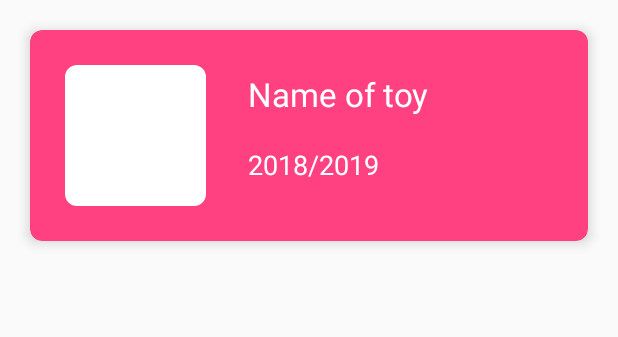
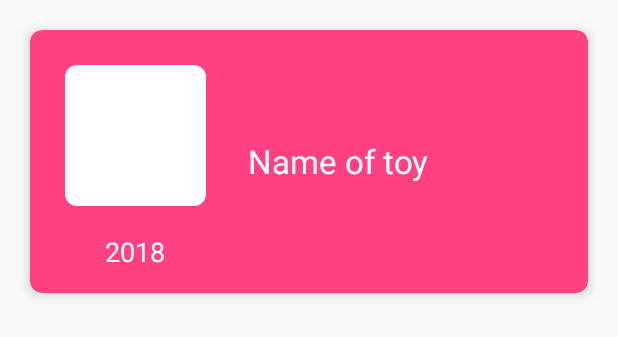
Before and after one commit to NataliiaPrivezentseva/XmasToys, an Android app: the layout item_cardview_toy.xml on its own in the app's theme, with its tools: preview values and no code run, on a phone screen of 412 x 824 dp. Shown: the top 337 px of the screen. Run offline under Robolectric (Android 15) with nearby library versions, the phone set to English and light mode, and no system bars.

Commit message:
Change designe of cards in order to show multiline names of toys

```diff
--- a/app/src/main/res/layout/item_cardview_toy.xml
+++ b/app/src/main/res/layout/item_cardview_toy.xml
@@ -21,14 +21,18 @@
 
     <!--todo extract dimens resources-->
 
-    <LinearLayout
-        xmlns:android="http://schemas.android.com/apk/res/android"
+    <LinearLayout xmlns:android="http://schemas.android.com/apk/res/android"
         xmlns:tools="http://schemas.android.com/tools"
         android:layout_width="match_parent"
-        android:layout_height="match_parent"
+        android:layout_height="wrap_content"
         android:orientation="horizontal">
 
+        <RelativeLayout
+            android:layout_width="110dp"
+            android:layout_height="match_parent">
+
             <FrameLayout
+                android:id="@+id/image_frame"
                 android:layout_width="wrap_content"
                 android:layout_height="wrap_content">
 
@@ -36,46 +40,42 @@
                     android:id="@+id/toy_picture_image_view"
                     android:layout_width="@dimen/gridView_imageSide"
                     android:layout_height="@dimen/gridView_imageSide"
+                    android:layout_gravity="center"
+                    android:background="@color/colorTextIcons"
                     android:scaleType="centerCrop"
-                tools:ignore="contentDescription"
-                android:background="@color/colorTextIcons"
-                android:layout_gravity="center"/>
+                    tools:ignore="contentDescription" />
 
                 <ImageView
                     android:layout_width="110dp"
                     android:layout_height="110dp"
+                    android:layout_gravity="center"
                     android:src="@drawable/frame"
-                tools:ignore="contentDescription"
-                android:layout_gravity="center"/>
+                    tools:ignore="contentDescription" />
 
             </FrameLayout>
-
-        <RelativeLayout
-            android:layout_width="match_parent"
-            android:layout_height="100dp"
-            android:orientation="vertical"
-            android:layout_marginStart="@dimen/viewMargin"
-            android:gravity="center_vertical">
-
-            <TextView
-                android:id="@+id/toy_name_text_view"
-                android:layout_width="wrap_content"
-                android:layout_height="wrap_content"
-                tools:text="Name of toy"
-                android:textColor="@color/colorTextIcons"
-                android:textSize="@dimen/bigTextSize" />
 
             <TextView
                 android:id="@+id/toy_year_text_view"
                 android:layout_width="wrap_content"
                 android:layout_height="wrap_content"
-                android:layout_below="@+id/toy_name_text_view"
-                android:layout_marginTop="@dimen/viewMargin"
-                tools:text="2018/2019"
+                android:layout_below="@id/image_frame"
+                android:layout_marginTop="10dp"
+                android:layout_centerHorizontal="true"
                 android:textColor="@color/colorTextIcons"
-                android:textSize="@dimen/normalTextSize" />
+                android:textSize="@dimen/normalTextSize"
+                tools:text="2018" />
 
         </RelativeLayout>
+
+        <TextView
+            android:id="@+id/toy_name_text_view"
+            android:gravity="center_vertical"
+            android:layout_marginStart="@dimen/viewMargin"
+            android:layout_width="wrap_content"
+            android:layout_height="match_parent"
+            android:textColor="@color/colorTextIcons"
+            android:textSize="@dimen/bigTextSize"
+            tools:text="Name of toy" />
 
     </LinearLayout>
 
```
Lines whose indentation alone changed are shown as unchanged.
